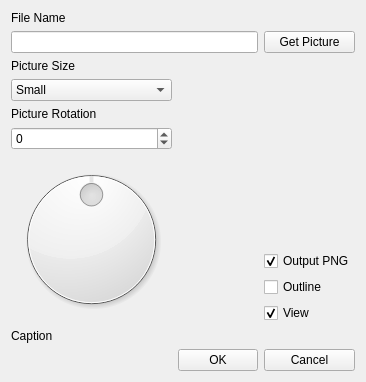
thresherdj/shrinkypic, file lib/shrinkypic/dialog/main.ui: the form before one commit.
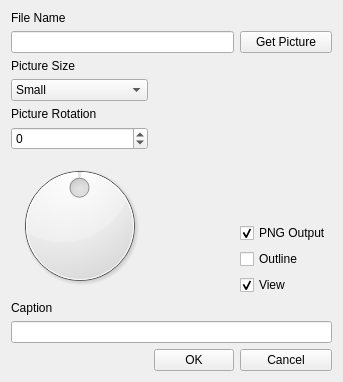
The form after the commit. Icons and pictures are not drawn.

Commit message: Readded output check box to gui

Patch:
```diff
--- a/lib/shrinkypic/dialog/main.ui
+++ b/lib/shrinkypic/dialog/main.ui
@@ -6,7 +6,7 @@
    <rect>
     <x>0</x>
     <y>0</y>
-    <width>366</width>
+    <width>343</width>
     <height>382</height>
    </rect>
   </property>
@@ -34,6 +34,13 @@
        </property>
       </widget>
      </item>
+     <item row="11" column="0" colspan="3">
+      <widget class="QLineEdit" name="CaptionEdit">
+       <property name="toolTip">
+        <string>Enter a caption for this picture</string>
+       </property>
+      </widget>
+     </item>
      <item row="3" column="0">
       <widget class="QComboBox" name="SizeSelect">
        <property name="toolTip">
@@ -73,7 +80,7 @@
        </property>
       </widget>
      </item>
-     <item row="12" column="0">
+     <item row="13" column="0">
       <spacer name="horizontalSpacer">
        <property name="orientation">
         <enum>Qt::Horizontal</enum>
@@ -93,7 +100,7 @@
        </property>
       </widget>
      </item>
-     <item row="12" column="2">
+     <item row="13" column="2">
       <widget class="QPushButton" name="CancelButton">
        <property name="toolTip">
         <string>Click to close the program</string>
@@ -103,7 +110,7 @@
        </property>
       </widget>
      </item>
-     <item row="12" column="1">
+     <item row="13" column="1">
       <widget class="QPushButton" name="OkButton">
        <property name="toolTip">
         <string>Click to begin process</string>
@@ -173,7 +180,7 @@
        <item>
         <widget class="QCheckBox" name="OutputCheckBox">
          <property name="text">
-          <string>Output PNG</string>
+          <string>PNG Output</string>
          </property>
          <property name="checked">
           <bool>true</bool>
```
Left out of the diff: 16 changed lines with no effect on the pictures. The commit also changes 4 other files.
